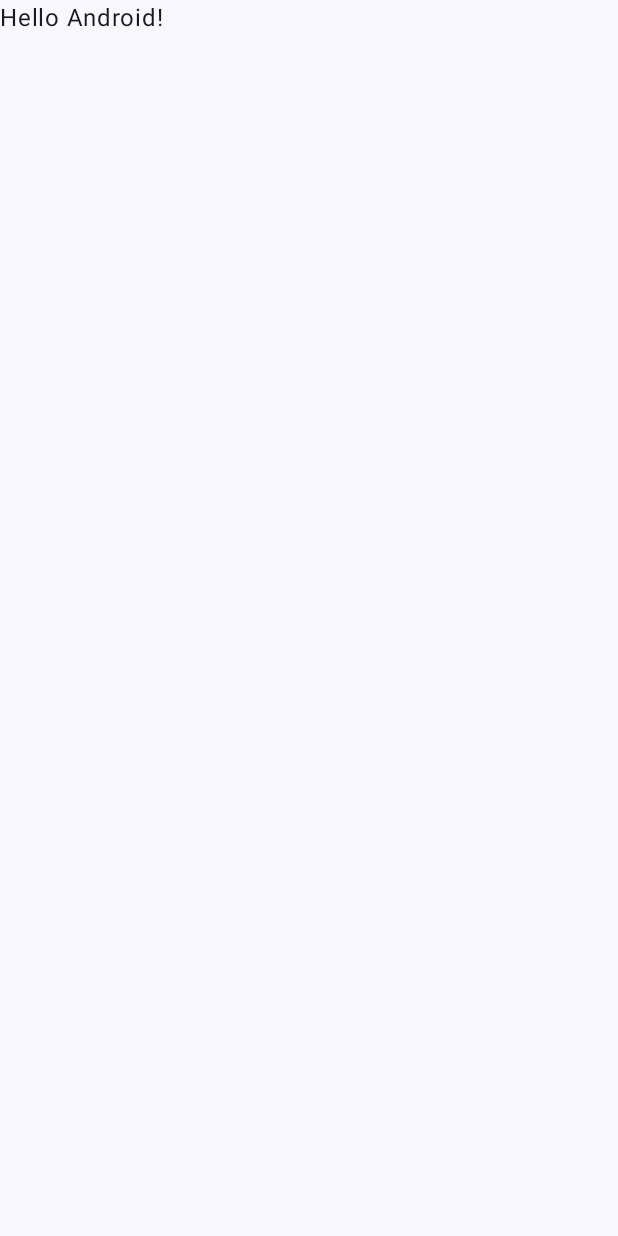
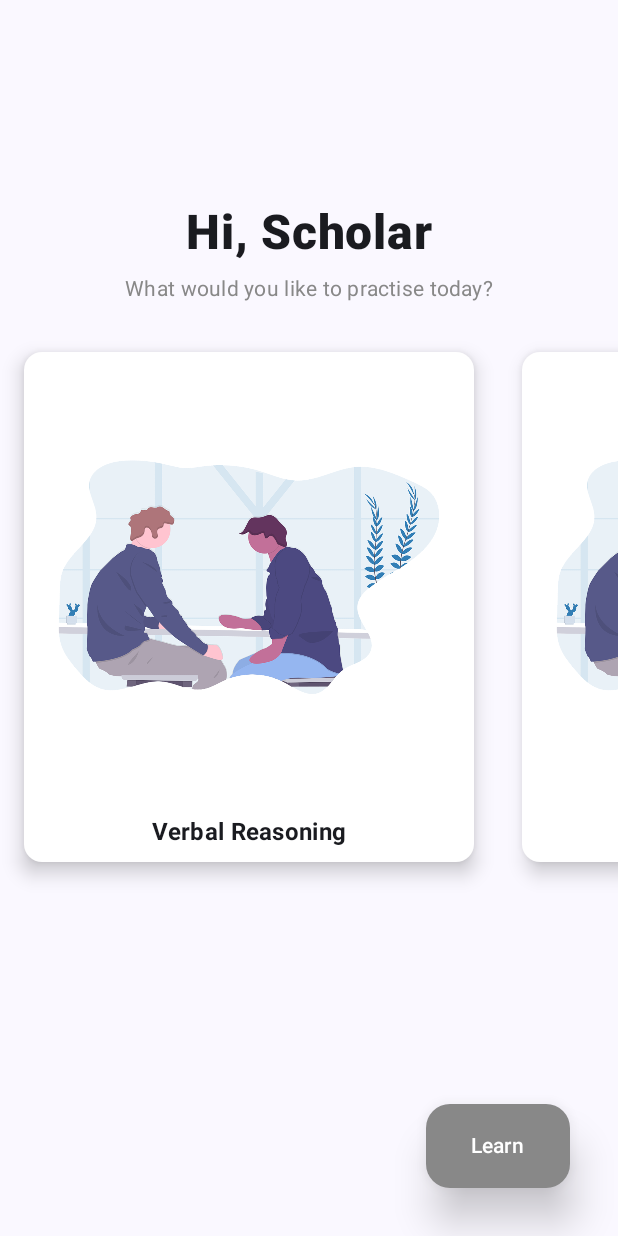
Before and after one commit to Austinepass/Test-taker, an Android app built with Jetpack Compose: the screen it shows after launch (MainActivity), on a phone screen of 412 x 824 dp. Before the commit the screen is almost empty. Run offline under Robolectric (Android 15) with nearby library versions, the light colour scheme and no system bars.

Commit message:
Add skeleton screens and navigation components

```diff
--- a/app/src/main/java/com/orgustine/testtaker/presentation/MainActivity.kt
+++ b/app/src/main/java/com/orgustine/testtaker/presentation/MainActivity.kt
@@ -1,46 +1,15 @@
 package com.orgustine.testtaker.presentation
 
+import com.orgustine.testtaker.presentation.navigation.MainAppView
 import android.os.Bundle
 import androidx.activity.ComponentActivity
 import androidx.activity.compose.setContent
-import androidx.compose.foundation.layout.fillMaxSize
-import androidx.compose.material3.MaterialTheme
-import androidx.compose.material3.Surface
-import androidx.compose.material3.Text
-import androidx.compose.runtime.Composable
-import androidx.compose.ui.Modifier
-import androidx.compose.ui.tooling.preview.Preview
-import com.orgustine.testtaker.presentation.ui.theme.TestTakerTheme
 
 class MainActivity : ComponentActivity() {
     override fun onCreate(savedInstanceState: Bundle?) {
         super.onCreate(savedInstanceState)
         setContent {
-            TestTakerTheme {
-                // A surface container using the 'background' color from the theme
-                Surface(
-                    modifier = Modifier.fillMaxSize(),
-                    color = MaterialTheme.colorScheme.background
-                ) {
-                    Greeting("Android")
-                }
-            }
+            MainAppView()
         }
     }
 }
-
-@Composable
-fun Greeting(name: String, modifier: Modifier = Modifier) {
-    Text(
-        text = "Hello $name!",
-        modifier = modifier
-    )
-}
-
-@Preview(showBackground = true)
-@Composable
-fun GreetingPreview() {
-    TestTakerTheme {
-        Greeting("Android")
-    }
-}
--- /dev/null
+++ b/app/src/main/java/com/orgustine/testtaker/presentation/home/HomeScreen.kt
@@ -0,0 +1,108 @@
+package com.orgustine.testtaker.presentation.home
+
+import androidx.compose.foundation.Image
+import androidx.compose.foundation.layout.Column
+import androidx.compose.foundation.layout.fillMaxSize
+import androidx.compose.foundation.layout.fillMaxWidth
+import androidx.compose.foundation.layout.padding
+import androidx.compose.foundation.layout.size
+import androidx.compose.foundation.lazy.LazyRow
+import androidx.compose.foundation.lazy.items
+import androidx.compose.material3.Card
+import androidx.compose.material3.CardDefaults
+import androidx.compose.material3.MaterialTheme
+import androidx.compose.material3.Text
+import androidx.compose.runtime.Composable
+import androidx.compose.ui.Alignment
+import androidx.compose.ui.Modifier
+import androidx.compose.ui.graphics.Color
+import androidx.compose.ui.res.painterResource
+import androidx.compose.ui.text.font.FontFamily
+import androidx.compose.ui.text.font.FontWeight
+import androidx.compose.ui.tooling.preview.Preview
+import androidx.compose.ui.unit.dp
+import androidx.compose.ui.unit.sp
+import com.orgustine.testtaker.R
+
+@Composable
+fun HomeScreen(
+    onNavigate: (String) -> Unit
+) {
+    Column(modifier = Modifier.fillMaxSize()) {
+        GreetingView()
+        TopicsView()
+    }
+}
+
+@Composable
+private fun GreetingView() {
+    Column(
+        modifier = Modifier
+            .fillMaxWidth()
+            .padding(top = 128.dp, bottom = 16.dp),
+        horizontalAlignment = Alignment.CenterHorizontally
+    ) {
+        Text(
+            modifier = Modifier.padding(8.dp),
+            text = "Hi, Scholar",
+            fontSize = 32.sp,
+            fontFamily = FontFamily.SansSerif,
+            fontWeight = FontWeight.ExtraBold
+        )
+        Text(
+            text = "What would you like to practise today?",
+            style = MaterialTheme.typography.bodyMedium,
+            color = Color.Gray,
+        )
+    }
+}
+
+@Composable
+private fun TopicsView() {
+    LazyRow {
+        items(topics) {
+            TopicCard(title = it.first, resourceId = it.second)
+        }
+    }
+}
+
+@Composable
+private fun TopicCard(
+    modifier: Modifier = Modifier,
+    title: String,
+    resourceId: Int
+) {
+    Card(
+        modifier = modifier.padding(16.dp),
+        colors = CardDefaults.cardColors(containerColor = Color.White),
+        elevation = CardDefaults.cardElevation(defaultElevation = 8.dp)
+    ) {
+        Image(
+            modifier = Modifier
+                .size(300.dp)
+                .padding(8.dp),
+            painter = painterResource(resourceId),
+            contentDescription = "topic image"
+        )
+        Text(
+            modifier = Modifier
+                .padding(8.dp)
+                .align(Alignment.CenterHorizontally),
+            text = title,
+            style = MaterialTheme.typography.titleMedium,
+            fontWeight = FontWeight.Bold
+        )
+    }
+}
+
+private val topics = listOf(
+    Pair("Verbal Reasoning", R.drawable.verbal),
+    Pair("Quantitative Reasoning", R.drawable.verbal),
+    Pair("Abstract Reasoning", R.drawable.verbal),
+)
+
+@Composable
+@Preview(showBackground = true)
+fun HomePreview() {
+    HomeScreen { }
+}
--- /dev/null
+++ b/app/src/main/java/com/orgustine/testtaker/presentation/navigation/AppFAB.kt
@@ -0,0 +1,30 @@
+package com.orgustine.testtaker.presentation.navigation
+
+import androidx.compose.foundation.layout.padding
+import androidx.compose.foundation.layout.width
+import androidx.compose.foundation.shape.RoundedCornerShape
+import androidx.compose.material3.FloatingActionButton
+import androidx.compose.material3.FloatingActionButtonDefaults.elevation
+import androidx.compose.material3.Text
+import androidx.compose.runtime.Composable
+import androidx.compose.ui.Modifier
+import androidx.compose.ui.graphics.Color
+import androidx.compose.ui.unit.dp
+import com.orgustine.testtaker.util.HOME_ROUTE
+
+@Composable
+fun AppFAB(route: String?, onClick: () -> Unit) {
+    if (route != HOME_ROUTE) return
+    FloatingActionButton(
+        shape = RoundedCornerShape(16.dp),
+        containerColor = Color.Gray,
+        modifier = Modifier
+            .width(128.dp)
+            .width(28.dp)
+            .padding(16.dp),
+        elevation = elevation(defaultElevation = 16.dp),
+        onClick = onClick
+    ) {
+        Text(text = "Learn", color = Color.White)
+    }
+}
--- /dev/null
+++ b/app/src/main/java/com/orgustine/testtaker/presentation/navigation/AppNavGraph.kt
@@ -0,0 +1,74 @@
+package com.orgustine.testtaker.presentation.navigation
+
+import androidx.compose.foundation.layout.padding
+import androidx.compose.material.icons.Icons
+import androidx.compose.material.icons.filled.ArrowBack
+import androidx.compose.material3.ExperimentalMaterial3Api
+import androidx.compose.material3.Icon
+import androidx.compose.material3.IconButton
+import androidx.compose.material3.Scaffold
+import androidx.compose.material3.SnackbarHost
+import androidx.compose.material3.SnackbarHostState
+import androidx.compose.material3.TopAppBar
+import androidx.compose.runtime.Composable
+import androidx.compose.runtime.getValue
+import androidx.compose.ui.Modifier
+import androidx.navigation.compose.NavHost
+import androidx.navigation.compose.composable
+import androidx.navigation.compose.currentBackStackEntryAsState
+import androidx.navigation.compose.rememberNavController
+import com.orgustine.testtaker.presentation.home.HomeScreen
+import com.orgustine.testtaker.presentation.topics.TopicsListScreen
+import com.orgustine.testtaker.util.HOME_ROUTE
+import com.orgustine.testtaker.util.TOPICS_ROUTE
+
+@OptIn(ExperimentalMaterial3Api::class)
+@Composable
+fun AppNavGraph() {
+    val navController = rememberNavController()
+    val navBackStackEntry by navController.currentBackStackEntryAsState()
+    val currentRoute = navBackStackEntry?.destination?.route
+
+    Scaffold(
+        snackbarHost = {
+            SnackbarHost(hostState = SnackbarHostState())
+        },
+        topBar = {
+            if (currentRoute != HOME_ROUTE) {
+                TopAppBar(
+                    title = {},
+                    navigationIcon = {
+                        IconButton(onClick = { navController.popBackStack() }) {
+                            Icon(
+                                imageVector = Icons.Default.ArrowBack,
+                                contentDescription = "back arrow"
+                            )
+                        }
+                    }
+                )
+            }
+        },
+        floatingActionButton = {
+            AppFAB(currentRoute) {
+                navController.navigate(TOPICS_ROUTE)
+            }
+        }
+    ) { innerPadding ->
+
+        NavHost(
+            startDestination = HOME_ROUTE,
+            navController = navController,
+            modifier = Modifier.padding(innerPadding)
+        ) {
+            composable(HOME_ROUTE) {
+                HomeScreen {
+                    navController.navigate(it)
+                }
+            }
+            composable(TOPICS_ROUTE) {
+                TopicsListScreen()
+            }
+        }
+
+    }
+}
--- /dev/null
+++ b/app/src/main/java/com/orgustine/testtaker/presentation/navigation/MainAppView.kt
@@ -0,0 +1,12 @@
+package com.orgustine.testtaker.presentation.navigation
+
+import androidx.compose.runtime.Composable
+import com.orgustine.testtaker.presentation.ui.theme.AppTheme
+
+@Composable
+fun MainAppView() {
+    AppTheme {
+        AppNavGraph(
+        )
+    }
+}
--- /dev/null
+++ b/app/src/main/java/com/orgustine/testtaker/presentation/topics/TopicsListScreen.kt
@@ -0,0 +1,16 @@
+package com.orgustine.testtaker.presentation.topics
+
+import androidx.compose.foundation.layout.Column
+import androidx.compose.material3.Text
+import androidx.compose.runtime.Composable
+
+@Composable
+fun TopicsListScreen() {
+    Column {
+        Text(text = "Topic 1")
+        Text(text = "Topic 2")
+        Text(text = "Topic 3")
+        Text(text = "Topic 4")
+        Text(text = "Topic 5")
+    }
+}
--- a/app/src/main/java/com/orgustine/testtaker/presentation/ui/theme/Theme.kt
+++ b/app/src/main/java/com/orgustine/testtaker/presentation/ui/theme/Theme.kt
@@ -38,7 +38,7 @@
 )
 
 @Composable
-fun TestTakerTheme(
+fun AppTheme(
     darkTheme: Boolean = isSystemInDarkTheme(),
     // Dynamic color is available on Android 12+
     dynamicColor: Boolean = true,
--- /dev/null
+++ b/app/src/main/java/com/orgustine/testtaker/util/Constants.kt
@@ -0,0 +1,5 @@
+package com.orgustine.testtaker.util
+
+// Navigation Routes
+const val HOME_ROUTE = "home"
+const val TOPICS_ROUTE = "topics"
```
Also changed, not shown: app/src/main/res/drawable/verbal.png (added).
